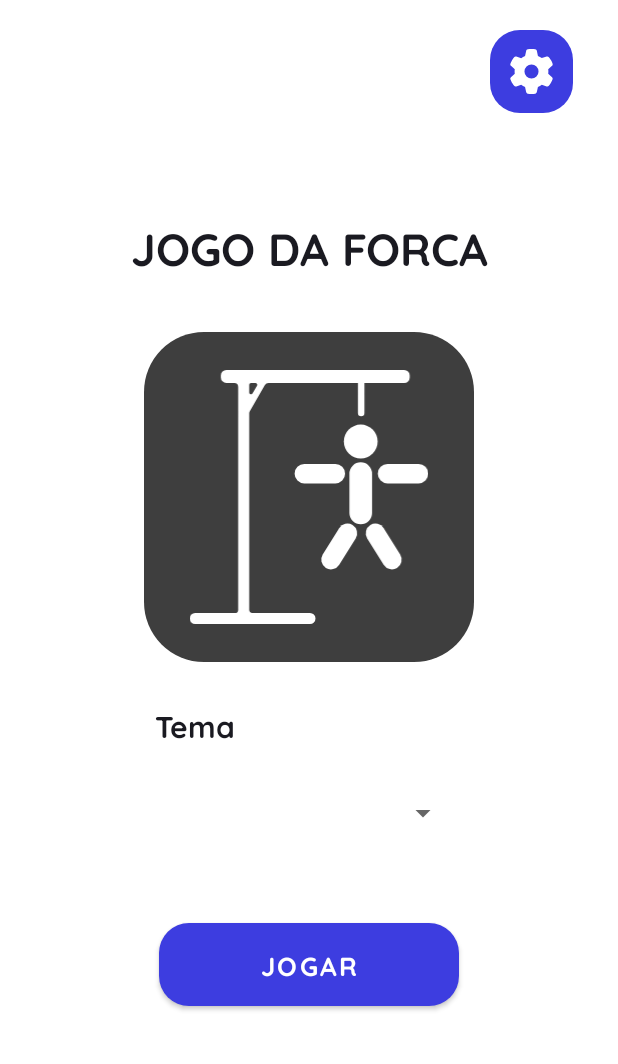
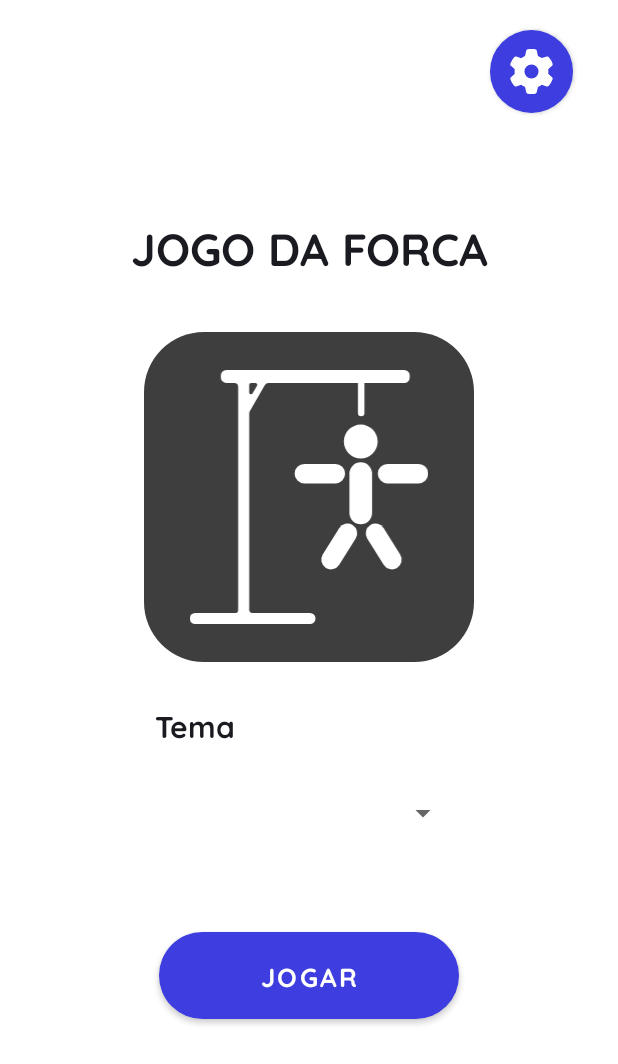
Before and after one commit to arthurjf/Jogo-da-Forca, an Android app: the screen it shows after launch (MainActivity), on a phone screen of 412 x 824 dp. Shown: the top 1064 px of the screen. Run offline under Robolectric (Android 15) with nearby library versions, the phone set to English and light mode, and no system bars; libraries missing offline, so code that uses them is left out: com.jaredrummler.materialspinner; plain views replace MaterialSpinner; 2 statements that could not run were skipped.

Commit message:
Utilizando Material Button

```diff
--- a/app/src/main/res/drawable/btn_background.xml
+++ /dev/null
@@ -1,9 +0,0 @@
-<?xml version="1.0" encoding="utf-8"?>
-<shape xmlns:android="http://schemas.android.com/apk/res/android"
-    android:shape="rectangle">
-    <size
-        android:width="@dimen/btn_circle_layout_width"
-        android:height="@dimen/btn_circle_layout_height" />
-    <solid android:color="@color/button" />
-    <corners android:radius="20dp" />
-</shape>
--- a/app/src/main/res/layout/fragment_main.xml
+++ b/app/src/main/res/layout/fragment_main.xml
@@ -7,15 +7,22 @@
     android:background="@color/background"
     tools:context=".view.ui.main.fragment.MainActivityFragment">
 
-    <ImageButton
+    <com.google.android.material.button.MaterialButton
         android:id="@+id/btnConfiguration"
         android:layout_width="@dimen/btn_circle_layout_width"
         android:layout_height="@dimen/btn_circle_layout_height"
         android:layout_marginTop="@dimen/btn_circle_layout_margin_top"
         android:layout_marginEnd="@dimen/btn_circle_layout_margin_end"
-        android:background="@drawable/btn_background"
         android:contentDescription="@string/btn_configurations_content_description"
+        android:insetLeft="0dp"
+        android:insetTop="0dp"
+        android:insetRight="0dp"
+        android:insetBottom="0dp"
         android:src="@drawable/gear_solid"
+        app:cornerRadius="@dimen/btn_play_layout_height"
+        app:icon="@drawable/gear_solid"
+        app:iconGravity="textStart"
+        app:iconPadding="0dp"
         app:layout_constraintEnd_toEndOf="parent"
         app:layout_constraintHorizontal_bias="0.97"
         app:layout_constraintStart_toStartOf="parent"
@@ -82,11 +89,11 @@
         android:layout_width="@dimen/btn_play_layout_width"
         android:layout_height="@dimen/btn_play_layout_height"
         android:layout_marginTop="48dp"
-        android:background="@drawable/btn_background"
         android:text="@string/btn_play"
         android:textColor="@color/button_text"
         android:textSize="@dimen/btn_play_text_size"
         android:textStyle="bold"
+        app:cornerRadius="@dimen/btn_play_layout_height"
         app:layout_constraintEnd_toEndOf="parent"
         app:layout_constraintStart_toStartOf="parent"
         app:layout_constraintTop_toBottomOf="@+id/spinnerTheme" />
--- a/app/src/main/res/values-night/themes.xml
+++ b/app/src/main/res/values-night/themes.xml
@@ -1,4 +1,4 @@
-<resources>
+<resources xmlns:android="http://schemas.android.com/apk/res/android">
     <!-- Base application theme. -->
     <style name="Theme.JogoDaForca" parent="Theme.MaterialComponents.DayNight.NoActionBar">
         <!-- Primary brand color. -->
--- a/app/src/main/res/values/dimens.xml
+++ b/app/src/main/res/values/dimens.xml
@@ -5,7 +5,7 @@
     <dimen name="btn_circle_layout_margin_top">20dp</dimen>
     <dimen name="btn_circle_layout_margin_end">20dp</dimen>
     <dimen name="txt_title_text_size">30sp</dimen>
-    <dimen name="btn_play_layout_height">55dp</dimen>
+    <dimen name="btn_play_layout_height">70dp</dimen>
     <dimen name="btn_play_layout_width">200dp</dimen>
     <dimen name="btn_play_text_size">17sp</dimen>
     <dimen name="txt_theme_title_text_size">20sp</dimen>
```
Also changed, not shown: app/src/main/res/layout/fragment_gameplay.xml (+9 -2 lines).
